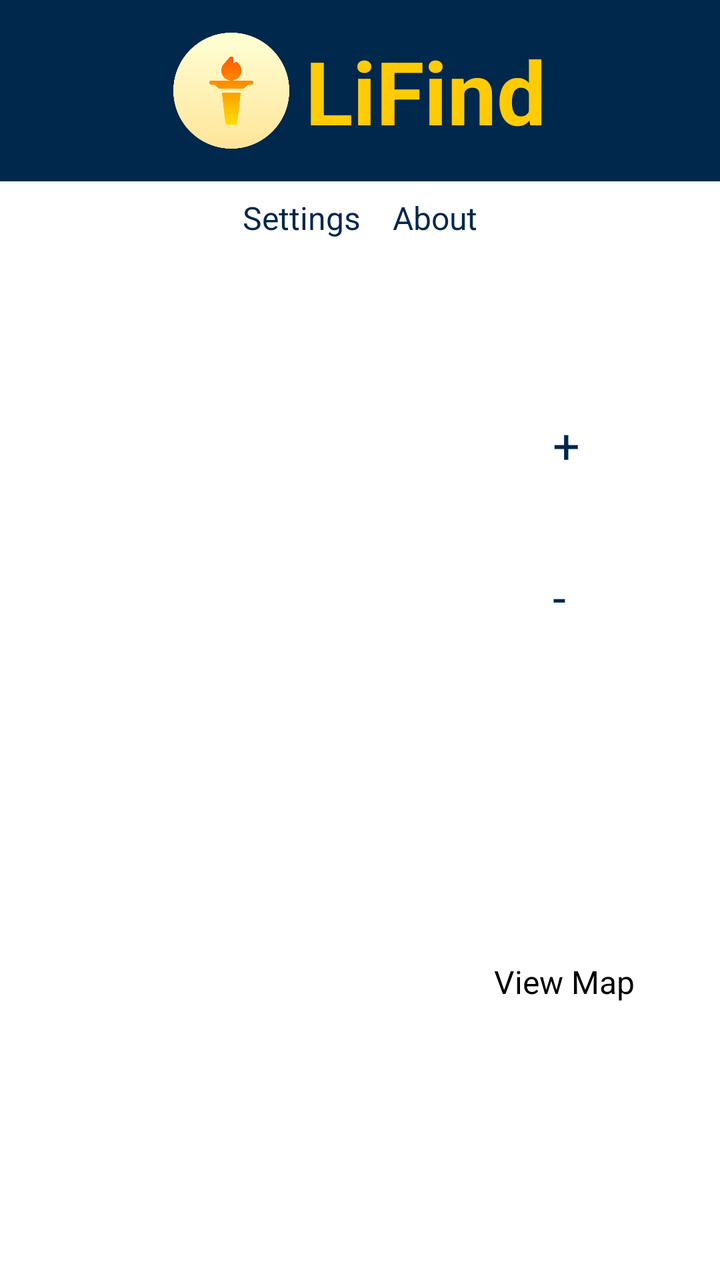
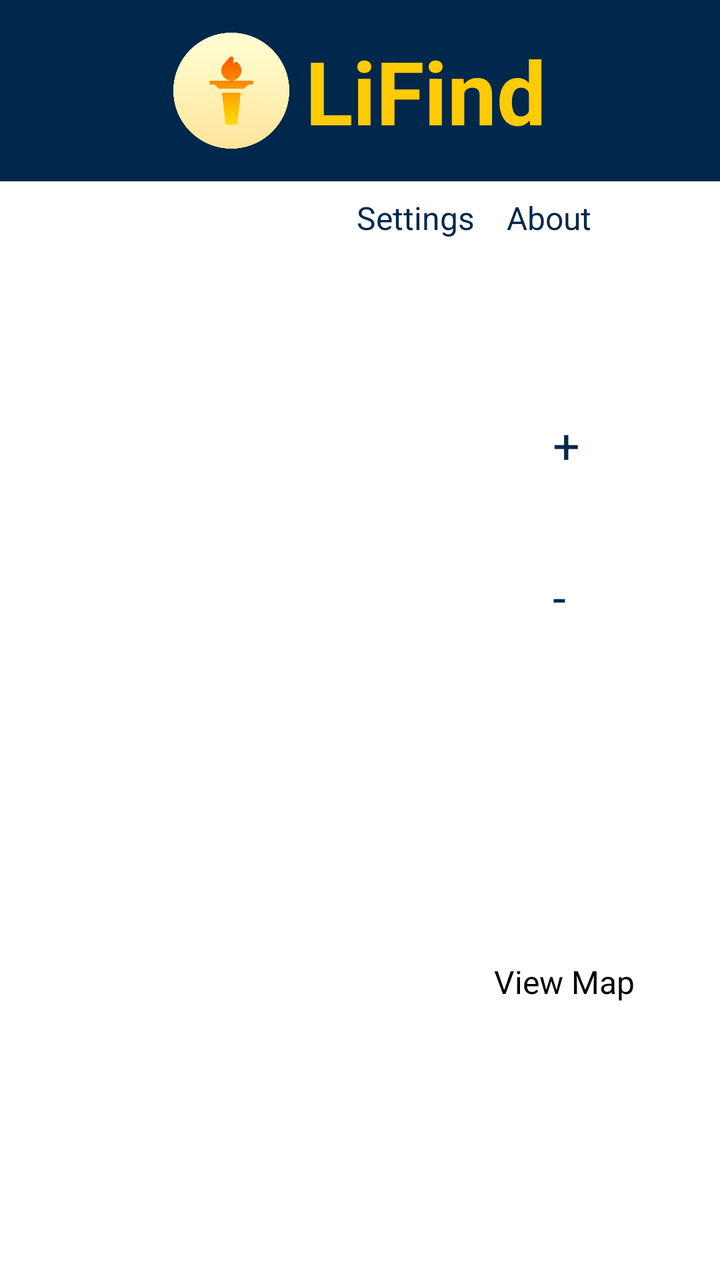

Compare the two renders of this Android layout. The source of the first and the diff that turns it into the second are given below.
<!-- AndroidManifest.xml: activity theme Theme.App.Starting -->
<!-- res/layout/activity_main.xml -->
<?xml version="1.0" encoding="utf-8"?>
<FrameLayout xmlns:android="http://schemas.android.com/apk/res/android"
    xmlns:app="http://schemas.android.com/apk/res-auto"
    xmlns:tools="http://schemas.android.com/tools"
    android:id="@+id/preview_frame"
    android:layout_width="match_parent"
    android:layout_height="match_parent"
    tools:context=".MainActivity">

    
    <TextureView
        android:id="@+id/viewFinder"
        android:layout_width="match_parent"
        android:layout_height="match_parent" />

    
    <ImageView
        android:id="@+id/processedFrameView"
        android:layout_width="match_parent"
        android:layout_height="match_parent"
        android:visibility="gone"
        android:scaleType="centerCrop"
        android:alpha="0.8" />

    
    <LinearLayout
        android:id="@+id/title_container"
        android:layout_width="match_parent"
        android:layout_height="wrap_content"
        android:orientation="horizontal"
        android:gravity="center"
        android:background="@color/darkBlue"
        android:paddingTop="16dp"
        android:paddingBottom="16dp"
        android:elevation="4dp">

        <ImageButton
            android:id="@+id/iconImageButton"
            android:layout_width="58dp"
            android:layout_height="58dp"
            android:background="@android:color/transparent"
            android:src="@drawable/lifind"
            android:scaleType="fitCenter"
            android:adjustViewBounds="true"
            android:contentDescription="@string/switch_camera" />

        <TextView
            android:id="@+id/titleText"
            android:layout_width="wrap_content"
            android:layout_height="wrap_content"
            android:text="LiFind"
            android:textSize="44sp"
            android:textColor="@color/yellow"
            android:textStyle="bold"
            android:gravity="center"
            android:paddingStart="8dp" />
    </LinearLayout>

    
    <LinearLayout
        android:id="@+id/top_controls_container"
        android:layout_width="match_parent"
        android:layout_height="wrap_content"
        android:orientation="horizontal"
        android:gravity="center"
        android:layout_gravity="top|center_horizontal"
        android:layout_marginTop="90dp">

        <LinearLayout
            android:id="@+id/settings_about_container"
            android:layout_width="wrap_content"
            android:layout_height="wrap_content"
            android:orientation="horizontal"
            android:gravity="center">

            <Button
                android:id="@+id/settingsButton"
                android:layout_width="wrap_content"
                android:layout_height="wrap_content"
                android:text="Settings"
                android:textSize="16sp"
                android:layout_margin="8dp"
                android:backgroundTint="@color/yellow"
                android:textColor="@color/darkBlue"
                android:elevation="2dp" />

            <Button
                android:id="@+id/aboutButton"
                android:layout_width="wrap_content"
                android:layout_height="wrap_content"
                android:text="About"
                android:textSize="16sp"
                android:layout_margin="8dp"
                android:layout_marginEnd="16dp"
                android:backgroundTint="@color/yellow"
                android:textColor="@color/darkBlue"
                android:elevation="2dp" />
        </LinearLayout>
    </LinearLayout>

    
    <LinearLayout
        android:id="@+id/zoom_button_container"
        android:layout_width="75dp"
        android:layout_height="wrap_content"
        android:layout_gravity="end|center_vertical"
        android:layout_marginEnd="16dp"
        android:gravity="center"
        android:orientation="vertical">

        <Button
            android:id="@+id/zoomInButton"
            android:layout_width="60dp"
            android:layout_height="60dp"
            android:layout_marginBottom="16dp"
            android:backgroundTint="@color/yellow"
            android:elevation="2dp"
            android:text="+"
            android:textColor="@color/darkBlue"
            android:textSize="24sp" />

        <Button
            android:id="@+id/zoomOutButton"
            android:layout_width="60dp"
            android:layout_height="60dp"
            android:layout_marginBottom="16dp"
            android:backgroundTint="@color/yellow"
            android:elevation="2dp"
            android:text="-"
            android:textColor="@color/darkBlue"
            android:textSize="24sp" />

        <Button
            android:id="@+id/clearButton"
            android:layout_width="60dp"
            android:layout_height="60dp"
            android:layout_marginBottom="16dp"
            android:backgroundTint="@color/red"
            android:elevation="2dp"
            android:text="C"
            android:textColor="@color/white"
            android:textSize="24sp" />
    </LinearLayout>

    
    <LinearLayout
        android:id="@+id/button_container"
        android:layout_width="wrap_content"
        android:layout_height="wrap_content"
        android:orientation="horizontal"
        android:gravity="center"
        android:layout_gravity="center_horizontal|bottom"
        android:layout_marginBottom="50dp">

        <Button
            android:id="@+id/TakeSnapshotButton"
            android:layout_width="110dp"
            android:layout_height="110dp"
            android:backgroundTint="@color/green"
            android:elevation="2dp"
            android:text="Take Snapshot"
            android:textColor="@android:color/white"
            android:layout_marginEnd="16dp" />

        <Button
            android:id="@+id/startProcessingButton"
            android:layout_width="110dp"
            android:layout_height="110dp"
            android:backgroundTint="@color/blue"
            android:elevation="2dp"
            android:text="Start Tracking"
            android:textColor="@android:color/white"
            android:layout_marginEnd="16dp" />

        <Button
            android:id="@+id/viewMapButton"
            android:layout_width="110dp"
            android:layout_height="110dp"
            android:layout_marginEnd="8dp"
            android:backgroundTint="@color/yellow"
            android:elevation="2dp"
            android:text="View Map"
            android:textColor="@android:color/black"
            android:textSize="16sp" />

    </LinearLayout>

</FrameLayout>
<!-- resources referenced by this layout -->
<resources>
  <color name="blue">#0080FF</color>
  <color name="darkBlue">#00274C</color>
  <color name="green">#006600</color>
  <color name="red">#FFFF0000</color>
  <color name="white">#FFFFFFFF</color>
  <color name="yellow">#FFCB05</color>
  <!-- drawable lifind: png bitmap (drawable, 17178 bytes) -->
  <string name="switch_camera">Switch Camera</string>
  <style name="Theme.App.Starting" parent="Theme.SplashScreen">
          <item name="windowSplashScreenBackground">@color/darkBlue</item>
          <item name="windowSplashScreenAnimatedIcon">@drawable/lifind</item>
          <item name="windowSplashScreenAnimationDuration">200</item>
          <item name="postSplashScreenTheme">@style/Theme.Xamera</item>
      </style>
  <style name="Theme.Xamera" parent="Base.Theme.Xamera" />
  <style name="Base.Theme.Xamera" parent="Theme.Material3.DayNight.NoActionBar">
          
          <item name="colorPrimary">@color/darkBlue</item>
      </style>
</resources>

<!-- the commit's change to res/layout/activity_main.xml (unified diff, before → after) -->
@@ -72,6 +72,17 @@
             android:layout_height="wrap_content"
             android:orientation="horizontal"
             android:gravity="center">
+
+            <Button
+                android:id="@+id/hardCodedDistancesButton"
+                android:layout_width="wrap_content"
+                android:layout_height="wrap_content"
+                android:text="Set Distances"
+                android:textSize="16sp"
+                android:layout_margin="8dp"
+                android:backgroundTint="@color/blue"
+                android:textColor="@color/white"
+                android:elevation="2dp" />
 
             <Button
                 android:id="@+id/settingsButton"
